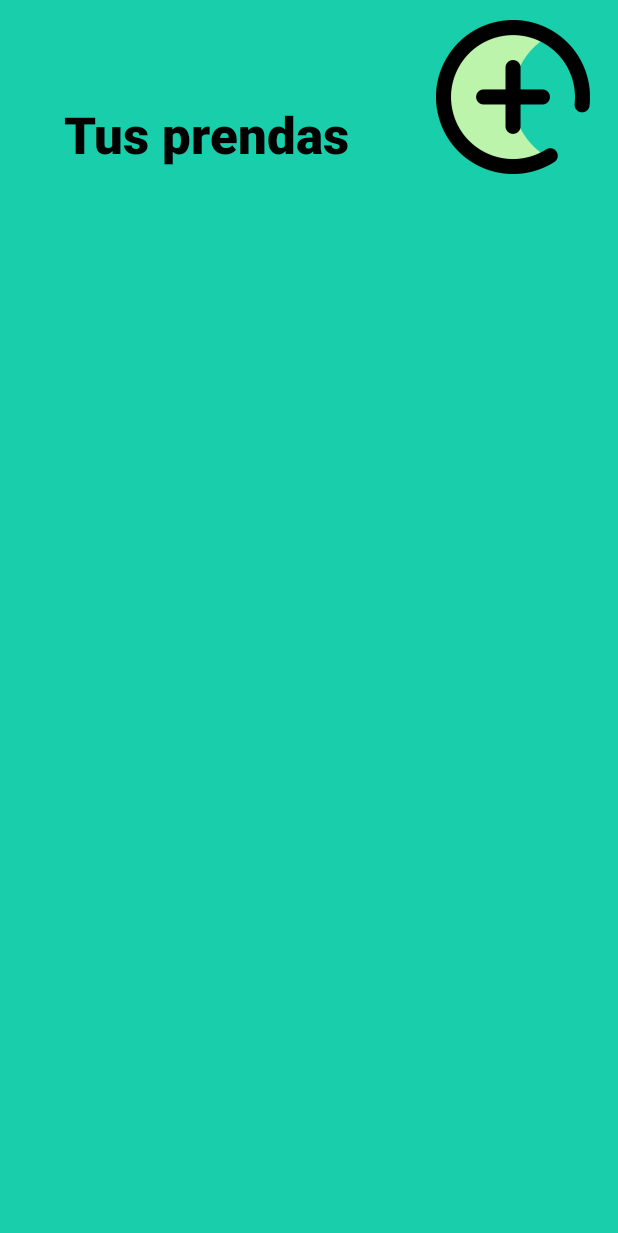
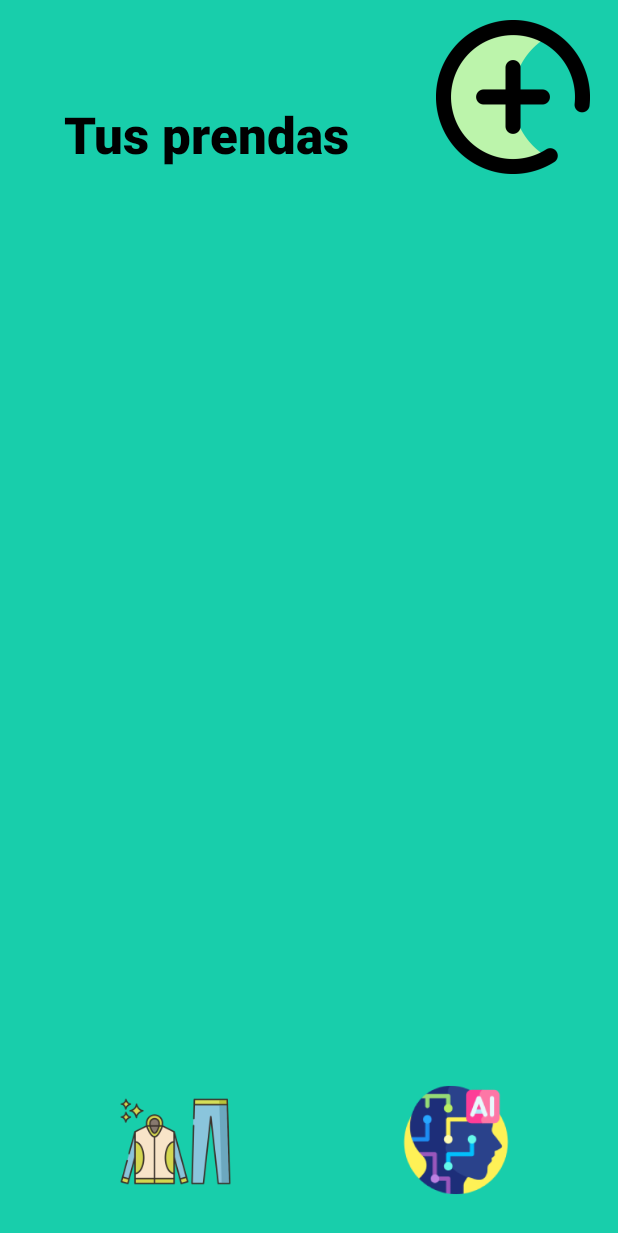
Before and after one commit to Bimbitor/outfit_planner_app, an Android app: the ClothesListActivity screen opened directly, with no data from a screen before it, on a phone screen of 412 x 824 dp. Shown: the top 1233 px of the screen. Run offline under Robolectric (Android 15) with nearby library versions, the phone set to English and light mode, and no system bars.

Commit message:
cambios miguel barra de navegacion

```diff
--- a/app/src/main/res/layout/activity_clothes_list.xml
+++ b/app/src/main/res/layout/activity_clothes_list.xml
@@ -5,6 +5,34 @@
     android:layout_width="match_parent"
     android:layout_height="match_parent"
     android:background="#18CEAB">
+
+    <ImageButton
+        android:id="@+id/button_clothes_outfit_button"
+        android:layout_width="111dp"
+        android:layout_height="117dp"
+        android:backgroundTint="#00FFFFFF"
+        android:scaleType="centerInside"
+        app:layout_constraintBottom_toBottomOf="parent"
+        app:layout_constraintEnd_toEndOf="parent"
+        app:layout_constraintHorizontal_bias="0.204"
+        app:layout_constraintStart_toStartOf="@+id/scroll_clothes_list_scroll"
+        app:layout_constraintTop_toTopOf="parent"
+        app:layout_constraintVertical_bias="0.993"
+        app:srcCompat="@mipmap/ia_crea_outfit_foreground" />
+
+    <ImageButton
+        android:id="@+id/button_clothes_IA_button"
+        android:layout_width="112dp"
+        android:layout_height="96dp"
+        android:backgroundTint="#00FFFFFF"
+        android:scaleType="fitStart"
+        app:layout_constraintBottom_toBottomOf="parent"
+        app:layout_constraintEnd_toEndOf="@+id/scroll_clothes_list_scroll"
+        app:layout_constraintHorizontal_bias="0.831"
+        app:layout_constraintStart_toStartOf="parent"
+        app:layout_constraintTop_toTopOf="parent"
+        app:layout_constraintVertical_bias="0.978"
+        app:srcCompat="@mipmap/ia_home_foreground" />
 
     <TextView
         android:id="@+id/text_clothes_list_title"
@@ -38,8 +66,9 @@
         android:id="@+id/scroll_clothes_list_scroll"
         android:layout_width="418dp"
         android:layout_height="585dp"
+        android:layout_marginBottom="132dp"
         app:layout_constraintBottom_toBottomOf="parent"
-        tools:layout_editor_absoluteX="1dp">
+        tools:layout_editor_absoluteX="-4dp">
 
         <LinearLayout
             android:layout_width="match_parent"
--- a/app/src/main/res/layout/activity_home.xml
+++ b/app/src/main/res/layout/activity_home.xml
@@ -117,6 +117,7 @@
         android:layout_height="140dp"
         android:backgroundTint="#00FFFFFF"
         android:scaleType="fitCenter"
+        android:tint="#00FFFFFF"
         app:layout_constraintBottom_toBottomOf="parent"
         app:layout_constraintEnd_toEndOf="parent"
         app:layout_constraintHorizontal_bias="0.498"
--- a/app/src/main/res/layout/activity_main.xml
+++ b/app/src/main/res/layout/activity_main.xml
@@ -12,6 +12,7 @@
         android:id="@+id/text_main_text"
         android:layout_width="239dp"
         android:layout_height="177dp"
+        android:autoSizeTextType="uniform"
         android:fontFamily="sans-serif-black"
         android:text="Con Outfit Planner puedes diseñar tu outfit perfecto, y lo mejor! para cualquier ocasión. "
         android:textAlignment="center"
```
Also changed, not shown: app/src/main/res/layout/activity_outfit_create.xml (+13 -0 lines), app/src/main/res/layout/activity_outfit_list.xml (+33 -4 lines), app/src/main/res/layout/activity_weather.xml (+43 -0 lines).
